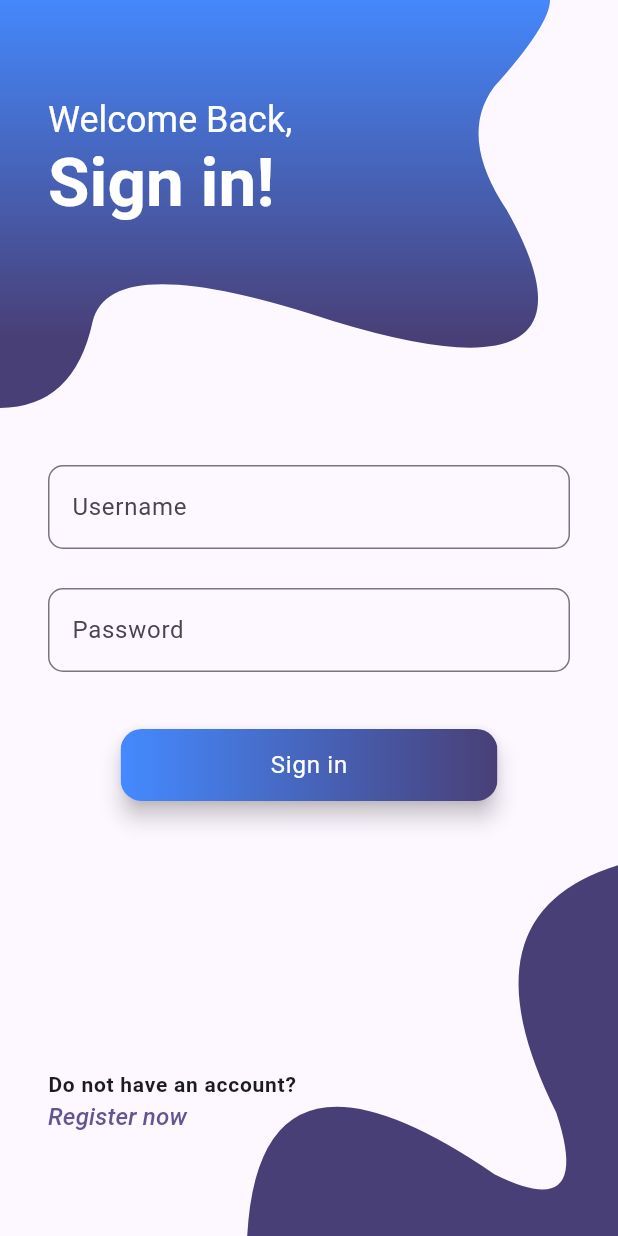
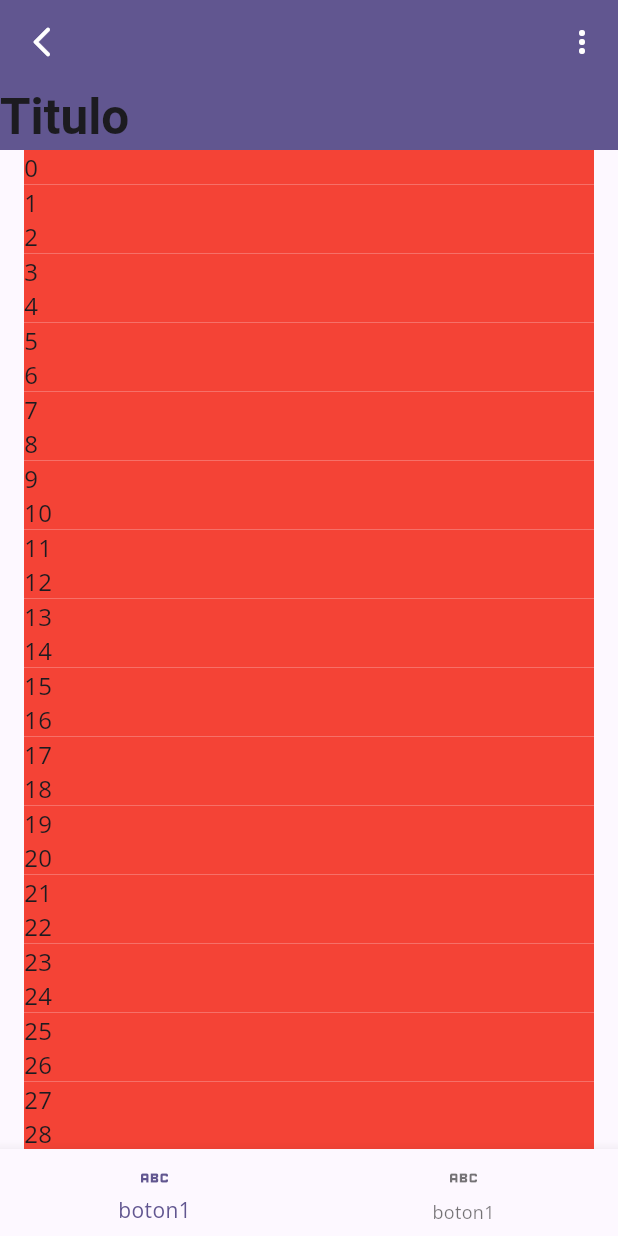
Before and after one commit to Alex10-dev/flutter-tasks-app, a Flutter app: the screen it shows after launch, on a phone screen of 412 x 824 dp. Run offline on Flutter 3.47's test engine with Material 3 defaults, Android fonts, the phone set to English and light mode, and no system bars; our stand-ins replace google_fonts.

Commit message:
CustomScrollView for list of tasks implemented

```diff
--- a/lib/config/theme/app_theme.dart
+++ b/lib/config/theme/app_theme.dart
@@ -21,6 +21,11 @@ class AppTheme {
         ),
         displayMedium: GoogleFonts.roboto(
           fontSize: 45,
+          fontWeight: FontWeight.bold,
+          color: colorScheme.onPrimary,
+        ),
+        headlineMedium: GoogleFonts.roboto(
+          fontSize: 30,
           fontWeight: FontWeight.bold,
           color: colorScheme.onPrimary,
         ),
--- a/lib/main.dart
+++ b/lib/main.dart
@@ -16,7 +16,7 @@ class MyApp extends StatelessWidget {
       debugShowCheckedModeBanner: false,
       title: 'Tasks App',
       theme: AppTheme().get(),
-      home: const LoginScreen(),
+      home: const TasksScreen(),
     );
   }
 }
--- a/lib/presentation/screens/screens.dart
+++ b/lib/presentation/screens/screens.dart
@@ -1,2 +1,3 @@
+export 'package:task_app/presentation/screens/tasks/tasks_screen.dart';
 export 'package:task_app/presentation/screens/auth/login_screen.dart';
 export 'package:task_app/presentation/screens/auth/register_screen.dart';
--- /dev/null
+++ b/lib/presentation/screens/tasks/tasks_screen.dart
@@ -0,0 +1,29 @@
+import 'package:flutter/material.dart';
+import 'package:task_app/presentation/widgets/shared/custom_bottom_navbar.dart';
+import 'package:task_app/presentation/widgets/widgets.dart';
+
+class TasksScreen extends StatelessWidget {
+  const TasksScreen({super.key});
+
+  @override
+  Widget build(BuildContext context) {
+
+    return  SafeArea(
+      child: Scaffold(
+        body: CustomScrollList(
+          sliverBody: SliverList(
+            delegate: SliverChildBuilderDelegate((context, index) {
+
+              return Container(
+                margin: const EdgeInsets.symmetric(horizontal: 16),
+                color: Colors.red, child: Text('$index')
+              );
+            },
+            childCount: 100,
+            )),
+          ),
+        bottomNavigationBar: const CustomBottomNavbar(),
+      ),
+    );
+  }
+}
--- a/lib/presentation/widgets/background_waves.dart
+++ b/lib/presentation/widgets/background_waves.dart
@@ -14,7 +14,7 @@ class BackgroundWaves extends StatelessWidget {
 
       child: CustomPaint(
         painter: _BackgroundWavesPainter(
-          waveColor1: Colors.blueAccent,
+          waveColor1: colorScheme.primary,
           waveColor2: colorScheme.onPrimaryContainer,
         ),
       ),
@@ -43,7 +43,7 @@ class _BackgroundWavesPainter extends CustomPainter {
         colors: [waveColor1!, waveColor2!],
         begin: Alignment.topCenter,
         end: Alignment.bottomCenter,
-      ).createShader(Rect.fromLTWH(0, -6, size.width, size.height * 0.28));
+      ).createShader(Rect.fromLTWH(0, 0, size.width, size.height * 0.33));
 
     final buttomPaint = Paint()
       ..style = PaintingStyle.fill
--- a/lib/presentation/widgets/input_text_field.dart
+++ b/lib/presentation/widgets/input_text_field.dart
@@ -6,6 +6,8 @@ class InputText extends StatelessWidget {
   final String label;
   final InputDecoration? decoration;
   final bool? hideInput;
+  final Icon? inputIcon;
+  final Color? inputIconColor;
 
 
   const InputText({
@@ -14,12 +16,16 @@ class InputText extends StatelessWidget {
     required this.label,
     this.hideInput = false,
     this.decoration,
+    this.inputIcon,
+    this.inputIconColor,
   });
 
   @override
   Widget build(BuildContext context) {
 
     final defaultDecoration = InputDecoration(
+      prefixIcon: inputIcon,
+      prefixIconColor: inputIconColor,
       helperText: '',
       helperMaxLines: 1,
       helperStyle: const TextStyle(height: 0.3),
--- /dev/null
+++ b/lib/presentation/widgets/shared/custom_bottom_navbar.dart
@@ -0,0 +1,18 @@
+import 'package:flutter/material.dart';
+
+class CustomBottomNavbar extends StatelessWidget {
+
+  const CustomBottomNavbar({
+    super.key,
+  });
+
+  @override
+  Widget build(BuildContext context) {
+    return BottomNavigationBar(
+      items: const [
+        BottomNavigationBarItem(icon: Icon(Icons.abc), label: 'boton1'),
+        BottomNavigationBarItem(icon: Icon(Icons.abc), label: 'boton1'),
+      ],
+    );
+  }
+}
--- /dev/null
+++ b/lib/presentation/widgets/tasks/custom_scroll_list.dart
@@ -0,0 +1,108 @@
+import 'package:flutter/material.dart';
+
+class CustomScrollList extends StatefulWidget {
+
+  final Widget sliverBody;
+
+  const CustomScrollList({
+    super.key,
+    required this.sliverBody,
+  });
+
+  @override
+  State<CustomScrollList> createState() => _CustomScrollListState();
+}
+
+class _CustomScrollListState extends State<CustomScrollList> {
+
+  final ScrollController _scrollController = ScrollController();
+  double _opacity = 1.0;
+
+  @override
+  Widget build(BuildContext context) {
+    return CustomScrollView(
+      controller: _scrollController,
+      physics: const AlwaysScrollableScrollPhysics(parent: BouncingScrollPhysics()),
+      slivers: <Widget>[
+        CustomSliverAppBar( title: 'Titulo', opacity: _opacity),
+        widget.sliverBody,
+        SliverFillRemaining(
+          hasScrollBody: false,
+          child: Container(
+            color: Colors.blueAccent,
+          ),
+        )
+      ],
+    );
+  }
+
+
+  @override
+  void initState() {
+    super.initState();
+    _scrollController.addListener(_scrollListener);
+  }
+
+  void _scrollListener() {
+    double desplazamiento = _scrollController.offset;
+    double porcentaje = (desplazamiento / 40).clamp(0, 1); // Asumiendo que la altura expandida es 200
+    setState(() {
+      _opacity = 1 - porcentaje;
+    });
+  }
+
+  @override
+  void dispose() {
+    _scrollController.removeListener(_scrollListener);
+    _scrollController.dispose();
+    super.dispose();
+  }
+}
+
+class CustomSliverAppBar extends StatelessWidget {
+
+  final double opacity;
+  final String title;
+
+  const CustomSliverAppBar({
+    super.key,
+    required this.opacity,
+    required this.title,
+  });
+
+  @override
+  Widget build(BuildContext context) {
+
+    final colorScheme = Theme.of(context).colorScheme;
+    // final textStyles = Theme.of(context).textTheme;
+
+    return SliverAppBar(
+      stretch: false,
+      backgroundColor: colorScheme.primary,
+      titleSpacing: 0,
+      title: Opacity(
+        opacity: (opacity == 0) ? 1 : 0,
+        child: Text(title)
+      ),
+      leading: IconButton( onPressed: () {}, icon: Icon( Icons.arrow_back_ios_new_rounded, color: colorScheme.onPrimary, ),),
+      centerTitle: true,
+      actions: [
+        IconButton(onPressed: (){}, icon: Icon(Icons.more_vert_outlined, color: colorScheme.onPrimary,))
+      ],
+      pinned: true,
+      snap: false,
+      floating: false,
+      expandedHeight: 100,
+      flexibleSpace: FlexibleSpaceBar(
+        titlePadding: EdgeInsets.zero,
+        title: Opacity(
+          opacity: opacity,
+          child: Text(title)
+        ),
+        background: Container(
+          color: colorScheme.primary,
+        ),
+      ),
+    );
+  }
+}
--- /dev/null
+++ b/lib/presentation/widgets/widgets.dart
@@ -0,0 +1 @@
+export 'package:task_app/presentation/widgets/tasks/custom_scroll_list.dart';
```
Also changed, not shown: lib/presentation/screens/auth/login_screen.dart (+10 -2 lines), previews/Login.png (added).
